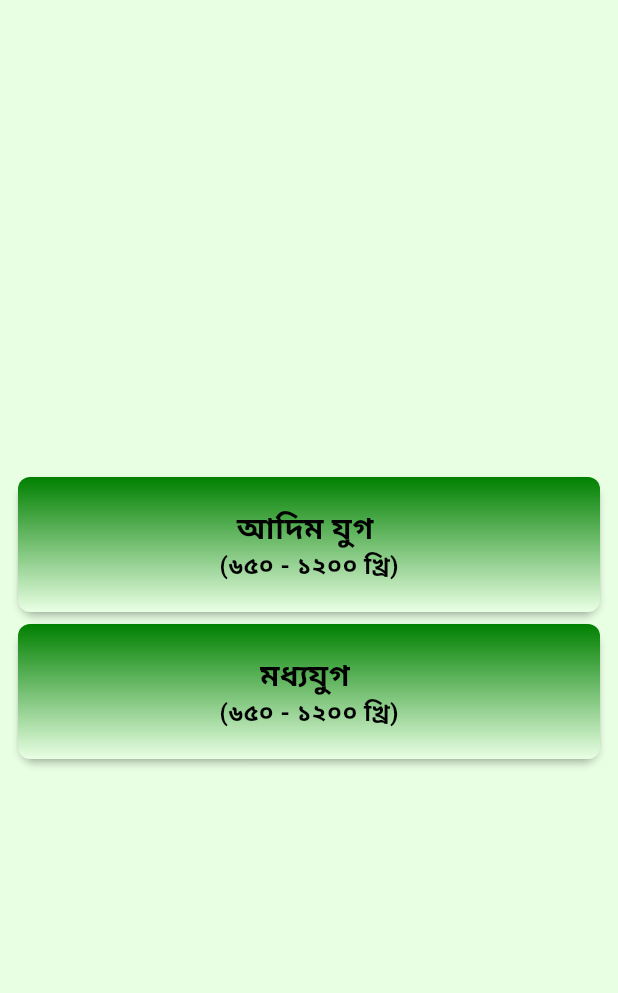
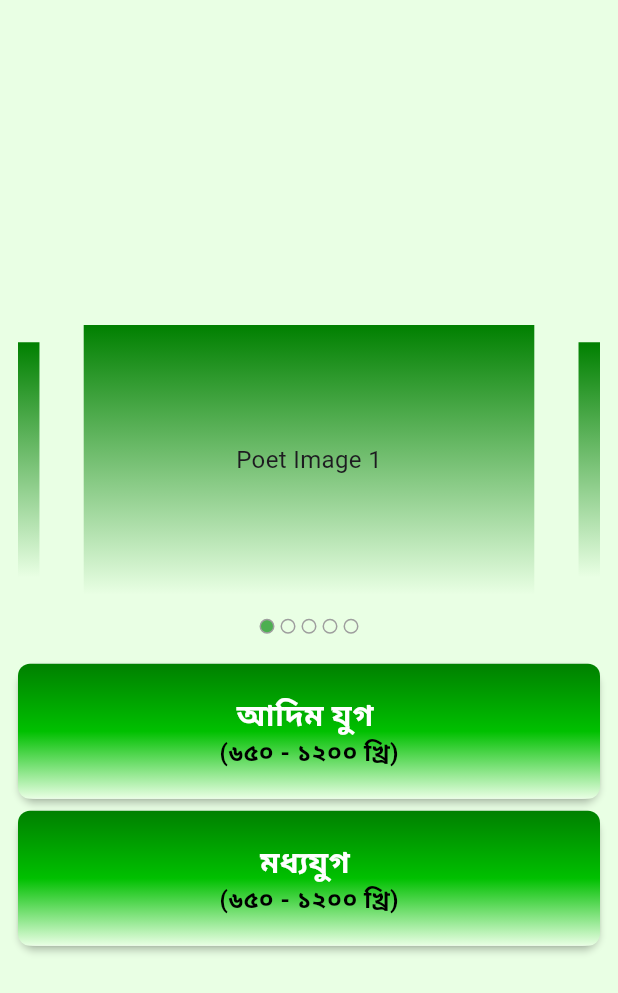
Before and after one commit to mehediFlutter/Sahitto-Karigor-V2, a Flutter app: the screen it shows after launch, on a phone screen of 412 x 824 dp. Shown: the top 993 px of the screen. Run offline on Flutter 3.47's test engine with Material 3 defaults, Android fonts, the light colour scheme and no system bars; drawn by our look-alikes of carousel_slider; our stand-ins replace cloud_firestore, firebase_core; accounts and stored records are empty.

Commit message:
Poet List Screen

```diff
--- a/lib/UI/dash_board/new_dashboard.dart
+++ b/lib/UI/dash_board/new_dashboard.dart
@@ -1,7 +1,9 @@
 import 'package:flutter/material.dart';
+import 'package:sahitto_karigor/UI/controller/const/const.dart';
 
+import '../widgets/poet_image_slider.dart';
 import '../widgets/re_usable_mother_widget.dart';
-import 'dash_board.dart';
+import 'poet_list_screen.dart';
 
 class NewDashboard extends StatefulWidget {
   const NewDashboard({super.key});
@@ -19,12 +21,15 @@ class _NewDashboardState extends State<NewDashboard> {
         child: Column(
           mainAxisAlignment: MainAxisAlignment.center,
           children: [
+            height15,
+            PoetImageSlider(),
+            height16,
             LiteraturePeriod(
               text: 'আদিম যুগ ',
               //(৬৫০ - ১২০০ খ্রি)
               onTap: () {
                 Navigator.push(context,
-                    MaterialPageRoute(builder: (context) => DashBoard()));
+                    MaterialPageRoute(builder: (context) => PoetListScreen()));
               },
             ),
             LiteraturePeriod(
@@ -68,6 +73,7 @@ class LiteraturePeriod extends StatelessWidget {
                 end: Alignment.bottomCenter,
                 colors: [
                   Color(0xFF008000),
+                  Color.fromARGB(255, 0, 192, 0),
                   Color(0xFFe9ffe4),
                 ],
               ),
@@ -79,7 +85,7 @@ class LiteraturePeriod extends StatelessWidget {
                   Text(
                     text,
                     style: TextStyle(
-                        color: Colors.black,
+                        color:  Colors.white,
                         fontSize: 20,
                         fontWeight: FontWeight.bold,
                         height: 0),
--- a/lib/UI/widgets/poet_image_slider.dart
+++ b/lib/UI/widgets/poet_image_slider.dart
@@ -3,14 +3,14 @@ import 'package:flutter/material.dart';
 
 import '../controller/const/const.dart';
 
-class HomeSlider extends StatefulWidget {
-  const HomeSlider({super.key});
+class PoetImageSlider extends StatefulWidget {
+  const PoetImageSlider({super.key});
 
   @override
-  State<HomeSlider> createState() => _HomeSliderState();
+  State<PoetImageSlider> createState() => _PoetImageSliderState();
 }
 
-class _HomeSliderState extends State<HomeSlider> {
+class _PoetImageSliderState extends State<PoetImageSlider> {
   final ValueNotifier<int> _selectedSlider = ValueNotifier(0);
 
   @override
@@ -22,6 +22,7 @@ class _HomeSliderState extends State<HomeSlider> {
           options: CarouselOptions(
             height: 180.0,
             autoPlay: true,
+            enlargeCenterPage: true,
             autoPlayInterval: Duration(seconds: 3),
             onPageChanged: (int page, _) {
               _selectedSlider.value = page;
@@ -33,10 +34,21 @@ class _HomeSliderState extends State<HomeSlider> {
                 return Container(
                     width: MediaQuery.of(context).size.width,
                     margin: EdgeInsets.symmetric(horizontal: 5.0),
-                    decoration: BoxDecoration(color: Colors.amber),
-                    child: Text(
-                      'text $i',
-                      style: TextStyle(fontSize: 16.0),
+                    decoration: BoxDecoration(
+                      gradient: LinearGradient(
+                        begin: Alignment.topCenter,
+                        end: Alignment.bottomCenter,
+                        colors: [
+                          Color(0xFF008000),
+                          Color(0xFFe9ffe4),
+                        ],
+                      ),
+                    ),
+                    child: Center(
+                      child: Text(
+                        'Poet Image $i',
+                        style: TextStyle(fontSize: 16.0),
+                      ),
                     ));
               },
             );
@@ -58,7 +70,7 @@ class _HomeSliderState extends State<HomeSlider> {
                   decoration: BoxDecoration(
                     border: Border.all(color: Colors.grey),
                     borderRadius: BorderRadius.circular(10),
-                    color: value == i ? AppColor.primary : null,
+                    color: value == i ? Colors.green : null,
                   ),
                 ),
               ),
```
Also changed, not shown: lib/UI/dash_board/poet_list_screen.dart (renamed from lib/UI/dash_board/dash_board.dart, +4 -4 lines).
